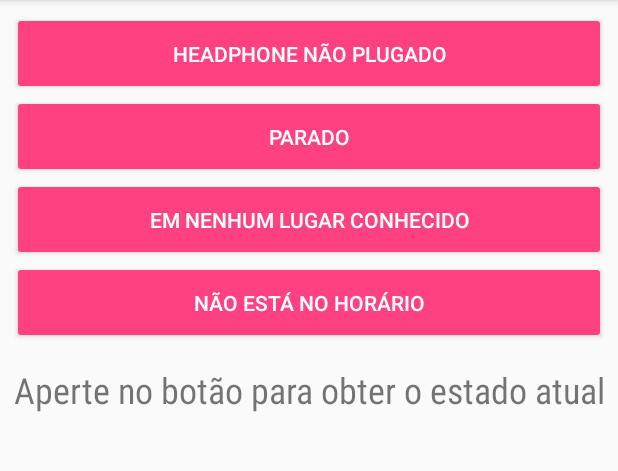
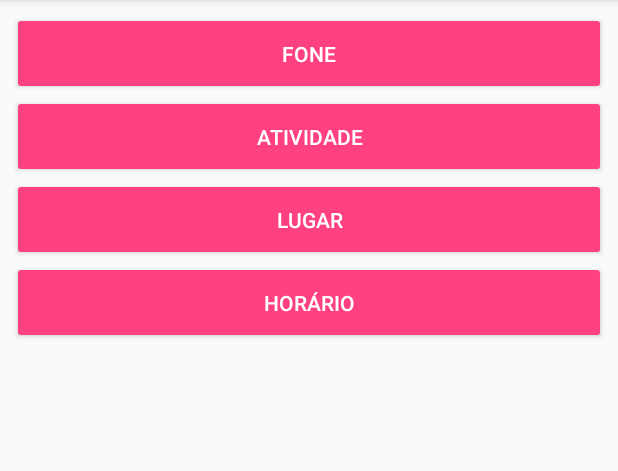
Before and after one commit to anjoshigor/UbiRide, an Android app: the screen it shows after launch (MainActivity), on a phone screen of 412 x 824 dp, the part 84-555 px from its top. Run offline under Robolectric (Android 15) with nearby library versions, the phone set to English and light mode, and no system bars; 15 statements that could not run were skipped.

```diff
--- a/app/src/main/AndroidManifest.xml
+++ b/app/src/main/AndroidManifest.xml
@@ -29,12 +29,12 @@
                 <category android:name="android.intent.category.LAUNCHER" />
             </intent-filter>
         </activity>
-
+<!--
         <receiver android:name=".LocationBroadCastReceiver">
             <intent-filter>
                 <action android:name="FENCE_RECEIVE"/>
             </intent-filter>
-        </receiver>
+        </receiver>-->
     </application>
 
 </manifest>
--- a/app/src/main/java/com/anjoshigor/ubiride/MainActivity.kt
+++ b/app/src/main/java/com/anjoshigor/ubiride/MainActivity.kt
@@ -12,7 +12,6 @@ import android.content.BroadcastReceiver
 import android.content.Context
 import android.content.Intent
 import android.content.IntentFilter
-import android.content.pm.PackageManager
 import android.content.pm.PackageManager.*
 import android.widget.Button
 import android.widget.Toast
@@ -28,6 +27,7 @@ import com.google.android.gms.location.places.ui.PlaceAutocomplete.getStatus
 import com.google.android.gms.awareness.snapshot.HeadphoneStateResult
 import android.support.annotation.NonNull
 import android.support.v4.app.ActivityCompat
+import com.google.android.gms.awareness.FenceClient
 import com.google.android.gms.awareness.SnapshotClient
 import com.google.android.gms.awareness.snapshot.DetectedActivityResult
 import com.google.android.gms.location.DetectedActivity
@@ -41,13 +41,23 @@ class MainActivity : AppCompatActivity() {
     private lateinit var mGoogleApiClient: GoogleApiClient
     private val TAG = "Awareness"
     private lateinit var mMyFenceReceiver: InternalLocationBroadCastReceiver
-    lateinit var headphoneButton: Button
-    lateinit var locationButton: Button
-    lateinit var activityButton: Button
-    lateinit var timeButton: Button
-    lateinit var mainText: TextView
     private val PERMISSION_REQUEST_ACCESS_FINE_LOCATION = 940
 
+
+    lateinit var walkingFence: AwarenessFence
+    lateinit var vehicleFence: AwarenessFence
+    lateinit var stillFence: AwarenessFence
+    lateinit var headphoneFence: AwarenessFence
+
+    private var dict = mapOf(
+            6 to "Começo da noite",
+            5 to "Tarde",
+            4 to "Manhã",
+            3 to "Feriado",
+            2 to "Final de Semana",
+            7 to "Tarde da noite",
+            1 to "Dia de Semana"
+    )
 
     override fun onCreate(savedInstanceState: Bundle?) {
         super.onCreate(savedInstanceState)
@@ -62,47 +72,46 @@ class MainActivity : AppCompatActivity() {
 
         mGoogleApiClient.connect()
 
-        mainText = findViewById(R.id.maintext)
-        headphoneButton = findViewById(R.id.headphone)
-        headphoneButton.setOnClickListener {
+
+        headphone.setOnClickListener {
             var snapshotClient = Awareness.getSnapshotClient(this)
             snapshotClient.headphoneState.addOnSuccessListener { headphoneStateResponse ->
                 if (headphoneStateResponse.headphoneState.state == HeadphoneState.PLUGGED_IN) {
-                    mainText.text = "Headphone Plugado"
+                    phonetext.text = "Headphone Plugado"
                 } else {
-                    mainText.text = "HeadPhone Desplugado"
+                    phonetext.text = "HeadPhone Desplugado"
                 }
 
             }.addOnFailureListener { status ->
                 Log.e(TAG, status.message)
             }
         }
-
-        locationButton = findViewById(R.id.location)
-        locationButton.setOnClickListener {
+        location.setOnClickListener {
             getLocation()
         }
 
-        activityButton = findViewById(R.id.activity)
-        activityButton.setOnClickListener {
+
+        activity.setOnClickListener {
             var snapshotClient = Awareness.getSnapshotClient(this)
             snapshotClient.detectedActivity.addOnSuccessListener { activityResponse ->
                 var activity = activityResponse.activityRecognitionResult.mostProbableActivity
-                mainText.text = getActivityString(activity.type)
+                activitytext.text = getActivityString(activity.type)
             }.addOnFailureListener { status ->
-                mainText.text = status.message
+                activitytext.text = status.message
             }
         }
 
-        timeButton = findViewById(R.id.time)
-        timeButton.setOnClickListener {
+
+        time.setOnClickListener {
             var snapshotClient = Awareness.getSnapshotClient(this)
             try {
                 snapshotClient.timeIntervals.addOnSuccessListener { timeResponse ->
                     var time = timeResponse.timeIntervals.timeIntervals
-                    mainText.text = time[0].toString()
+                    var text = ""
+                    time.forEach { t -> text += " " + dict[t] }
+                    timetext.text = text
                 }.addOnFailureListener { status ->
-                    mainText.text = status.message
+                    timetext.text = status.message
                 }
             } catch (ex: SecurityException) {
                 Log.e(TAG, ex.message)
@@ -116,21 +125,36 @@ class MainActivity : AppCompatActivity() {
                 intent,
                 0)
 
+        walkingFence = DetectedActivityFence.during(DetectedActivityFence.WALKING)
+        vehicleFence = DetectedActivityFence.during(DetectedActivityFence.IN_VEHICLE)
+        stillFence = DetectedActivityFence.during(DetectedActivityFence.STILL)
+        headphoneFence = HeadphoneFence.during(HeadphoneState.PLUGGED_IN)
 
-        val walkingFence = DetectedActivityFence.during(DetectedActivityFence.WALKING)
-        val headphoneFence = HeadphoneFence.during(HeadphoneState.PLUGGED_IN)
-        val timeFence = TimeFence.inDailyInterval(TimeZone.getDefault(), 0L, 24 * 60L * 60L * 1000L)
-
+        handleTimeFence()
         handleLocationFence()
 
-        registerFence("timefencekey", timeFence)
         registerFence("walkingkey", walkingFence)
+        registerFence("vehiclekey", vehicleFence)
+        registerFence("stillkey", stillFence)
         registerFence("headphonekey", headphoneFence)
 
         mMyFenceReceiver = InternalLocationBroadCastReceiver()
         registerReceiver(mMyFenceReceiver, IntentFilter(FENCE_RECEIVER_ACTION))
 
 
+    }
+
+    fun handleTimeFence() {
+        if (ActivityCompat.checkSelfPermission(this, Manifest.permission.ACCESS_FINE_LOCATION) !=
+                PERMISSION_GRANTED) {
+            ActivityCompat.requestPermissions(this,
+                    Array(1, { Manifest.permission.ACCESS_FINE_LOCATION }),
+                    PERMISSION_REQUEST_ACCESS_FINE_LOCATION)
+        } else {
+            val timeFence = TimeFence.inTimeInterval(TimeFence.TIME_INTERVAL_MORNING)
+            registerFence("timefencekey", timeFence)
+
+        }
     }
 
     fun handleLocationFence() {
@@ -142,7 +166,6 @@ class MainActivity : AppCompatActivity() {
         } else {
             var homeFence = LocationFence.`in`(-7.155978, -34.830320, 50.0, 10)
             homeFence = AwarenessFence.or(homeFence, LocationFence.entering(-7.155978, -34.830320, 50.0))
-            homeFence = AwarenessFence.or(homeFence, LocationFence.exiting(-7.155978, -34.830320, 50.0))
             registerFence("homekey", homeFence)
         }
     }
@@ -158,13 +181,12 @@ class MainActivity : AppCompatActivity() {
 
             snapshotClient.location.addOnSuccessListener { locationResponse ->
                 var location = locationResponse.location
-                mainText.text = "Latitude: {${location.latitude}} \n Longitude: {${location.longitude}}"
+                locationtext.text = "Latitude: ${location.latitude} \n Longitude: ${location.longitude}"
             }.addOnFailureListener { status ->
-                mainText.text = status.message
+                locationtext.text = status.message
             }
         }
     }
-
 
     fun getActivityString(type: Int): String {
         when (type) {
@@ -199,41 +221,7 @@ class MainActivity : AppCompatActivity() {
 
             Log.e(TAG, "Fence {$fenceKey} could not be registered: $status")
         }
-
-/*
-        Awareness.FenceApi.updateFences(
-                mGoogleApiClient,
-                FenceUpdateRequest.Builder()
-                        .addFence(fenceKey, fence, mFencePendingIntent)
-                        .build())
-                .setResultCallback(object : ResultCallback<Status> {
-                    override fun onResult(status: Status) {
-                        if (status.isSuccess) {
-                            Log.i(TAG, "Fence {$fenceKey} was successfully registered.")
-                        } else {
-                            Log.e(TAG, "Fence {$fenceKey} could not be registered: " + status)
-                        }
-                    }
-                })*/
     }
-
-    protected fun unregisterFence(fenceKey: String, fence: AwarenessFence) {
-        Awareness.FenceApi.updateFences(
-                mGoogleApiClient,
-                FenceUpdateRequest.Builder()
-                        .removeFence(fenceKey)
-                        .build())
-                .setResultCallback(object : ResultCallback<Status> {
-                    override fun onResult(status: Status) {
-                        if (status.isSuccess()) {
-                            Log.i(TAG, "Fence {$fenceKey} was successfully unregistered.")
-                        } else {
-                            Log.e(TAG, "Fence {$fenceKey} could not be unregistered: " + status)
-                        }
-                    }
-                })
-    }
-
 
     inner class InternalLocationBroadCastReceiver : BroadcastReceiver() {
 
@@ -243,19 +231,23 @@ class MainActivity : AppCompatActivity() {
             //LANCAR NOTIFICACAO
             when (key) {
                 "headphonekey" -> {
-                    headphoneButton.text = "Headphone não está plugado"
+//                    phonetext.text = "Headphone não está plugado"
                     Toast.makeText(context, "Não está mais com o fone", Toast.LENGTH_LONG).show()
                 }
                 "walkingkey" -> {
-                    activityButton.text = "Parado"
+//                    activitytext.text = "Não está mais andando"
                     Toast.makeText(context, "Não está mais andando", Toast.LENGTH_LONG).show()
                 }
-                "homekey" -> {
-                    locationButton.text = "Não está em um local conhecido"
+                "vehiclekey" -> {
+//                    activitytext.text = "Não está mais em veículo"
+                    Toast.makeText(context, "Não está mais em veículo", Toast.LENGTH_LONG).show()
+                }
+                "homekey", "cikey" -> {
+//                    locationtext.text = "Não está em um local conhecido"
                     Toast.makeText(context, "Não está mais em casa", Toast.LENGTH_LONG).show()
                 }
                 "timefencekey" -> {
-                    timeButton.text = "Não está no horário determinado"
+//                    timetext.text = "Não está no horário determinado"
                     Toast.makeText(context, "Não está no horário determinado", Toast.LENGTH_LONG).show()
                 }
                 else -> {
@@ -269,19 +261,32 @@ class MainActivity : AppCompatActivity() {
             //LANCAR NOTIFICACAO
             when (key) {
                 "headphonekey" -> {
-                    headphoneButton.text = "Headphone está plugado"
+                    phonetext.text = "Headphone está plugado"
                     Toast.makeText(context, "Está com o fone", Toast.LENGTH_LONG).show()
+
                 }
                 "walkingkey" -> {
-                    activityButton.text = "Andando"
+                    activitytext.text = "Andando..."
                     Toast.makeText(context, "Está andando", Toast.LENGTH_LONG).show()
                 }
+                "stillkey" -> {
+                    activitytext.text = "Parado"
+                    Toast.makeText(context, "Está parado", Toast.LENGTH_LONG).show()
+                }
+                "vehiclekey" -> {
+                    activitytext.text = "Em um veículo..."
+                    Toast.makeText(context, "Está em um veículo", Toast.LENGTH_LONG).show()
+                }
                 "homekey" -> {
-                    locationButton.text = "Está em casa"
+                    locationtext.text = "Está em casa"
                     Toast.makeText(context, "Está em casa", Toast.LENGTH_LONG).show()
                 }
+                "cikey" -> {
+                    locationtext.text = "Está no CI"
+                    Toast.makeText(context, "Está no CI", Toast.LENGTH_LONG).show()
+                }
                 "timefencekey" -> {
-                    timeButton.text = "Está no horário determinado"
+                    timetext.text = "Está no horário determinado"
                     Toast.makeText(context, "Está no horário determinado", Toast.LENGTH_LONG).show()
                 }
                 else -> {
@@ -292,8 +297,7 @@ class MainActivity : AppCompatActivity() {
 
         override fun onReceive(context: Context?, intent: Intent?) {
             var state: FenceState = FenceState.extract(intent)
-            Log.d("Awareness", "Fence Receiver Received from")
-
+            Log.d("Awareness", "Fence Receiver Received from ${state.fenceKey}")
 
             when (state.currentState) {
                 FenceState.TRUE -> handleTrue(context, state.fenceKey)
--- a/app/src/main/res/layout/activity_main.xml
+++ b/app/src/main/res/layout/activity_main.xml
@@ -6,10 +6,12 @@
     android:layout_height="match_parent"
     android:layout_margin="@dimen/place_autocomplete_powered_by_google_height"
     tools:context="com.anjoshigor.ubiride.MainActivity">
+
     <LinearLayout
         android:layout_width="match_parent"
         android:layout_height="wrap_content"
         android:orientation="vertical">
+
         <Button
             android:id="@+id/headphone"
             style="@style/Widget.AppCompat.Button.Colored"
@@ -17,7 +19,8 @@
             android:layout_height="wrap_content"
             android:layout_gravity="center_horizontal"
             android:padding="18dp"
-        android:text="HEADPHONE NÃO PLUGADO" />
+            android:text="Fone" />
+
         <Button
             android:id="@+id/activity"
             style="@style/Widget.AppCompat.Button.Colored"
@@ -25,7 +28,7 @@
             android:layout_height="wrap_content"
             android:layout_gravity="center_horizontal"
             android:padding="18dp"
-        android:text="PARADO" />
+            android:text="Atividade" />
 
         <Button
             android:id="@+id/location"
@@ -34,7 +37,7 @@
             android:layout_height="wrap_content"
             android:layout_gravity="center_horizontal"
             android:padding="18dp"
-        android:text="Em nenhum lugar conhecido" />
+            android:text="Lugar" />
 
         <Button
             android:id="@+id/time"
@@ -43,17 +46,44 @@
             android:layout_height="wrap_content"
             android:layout_gravity="center_horizontal"
             android:padding="18dp"
-        android:text="Não está no horário" />
+            android:text="Horário" />
 
         <TextView
-        android:id="@+id/maintext"
-        android:layout_marginTop="14dp"
+            android:id="@+id/phonetext"
             android:layout_width="match_parent"
             android:layout_height="wrap_content"
+            android:layout_marginTop="8dp"
             android:fontFamily="sans-serif-condensed"
-        android:textSize="24sp"
-        android:textAlignment="center"
-        android:text="Aperte no botão para obter o estado atual"/>
+            android:text=""
+            android:textSize="18sp" />
+
+        <TextView
+            android:id="@+id/activitytext"
+            android:layout_width="match_parent"
+            android:layout_height="wrap_content"
+            android:layout_marginTop="8dp"
+            android:fontFamily="sans-serif-condensed"
+            android:text=""
+            android:textSize="18sp" />
+
+        <TextView
+            android:id="@+id/locationtext"
+            android:layout_width="match_parent"
+            android:layout_height="wrap_content"
+            android:layout_marginTop="8dp"
+            android:fontFamily="sans-serif-condensed"
+            android:text=""
+            android:textSize="18sp" />
+
+
+        <TextView
+            android:id="@+id/timetext"
+            android:layout_width="match_parent"
+            android:layout_height="wrap_content"
+            android:layout_marginTop="8dp"
+            android:fontFamily="sans-serif-condensed"
+            android:text=""
+            android:textSize="18sp" />
 
     </LinearLayout>
 </android.support.constraint.ConstraintLayout>
```
Lines whose indentation alone changed are shown as unchanged.
